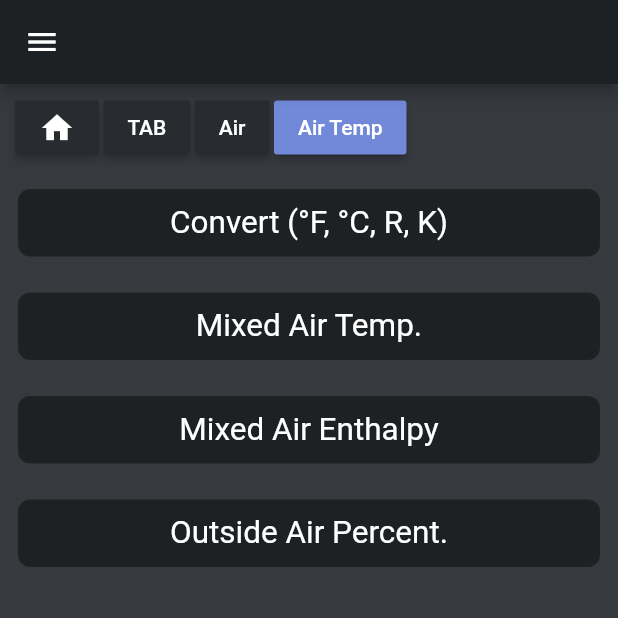
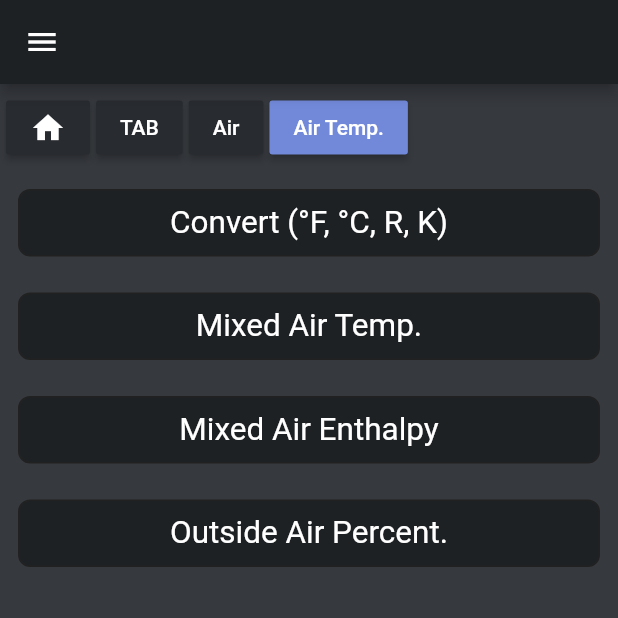
Before and after one commit to ElSguidge/Flutter-Calcs, a Flutter app: the AirTemp screen opened by its route, on a phone screen of 412 x 824 dp, the top half of it. Run offline on Flutter 3.47's test engine with Material 2 defaults, Android fonts, the phone set to English and light mode, and no system bars; our stand-ins replace cloud_firestore, firebase_auth, firebase_core, flutter_dotenv, shared_preferences, smooth_page_indicator; missing offline and left inert: flutter_math_fork; accounts and stored records are empty.

```diff
--- a/flutter_calcs/lib/constants/constants.dart
+++ b/flutter_calcs/lib/constants/constants.dart
@@ -10,7 +10,6 @@ const String hydronic = 'hydronic';
 const String airflowVel = 'airflowVel';
 const String airTemp = 'airTemp';
 const String heatTransfer = 'heatTransfer';
-const String fanEquations = 'fanEquations';
 const String sheaveEquations = 'sheaveEquations';
 const String totalPressure = 'totalPressure';
 const String ductArea = 'ductArea';
--- a/flutter_calcs/lib/pages/airflow_vel/ach_ph.dart
+++ b/flutter_calcs/lib/pages/airflow_vel/ach_ph.dart
@@ -2,7 +2,6 @@ import 'package:flutter/cupertino.dart';
 import 'package:flutter/material.dart';
 import 'package:flutter/services.dart';
 import 'package:flutter_calcs/constants/color_constants.dart';
-import 'package:flutter_calcs/constants/constants.dart';
 import 'package:flutter_calcs/database/db.dart';
 import 'package:flutter_calcs/widgets/add_button.dart';
 import 'package:flutter_calcs/widgets/custom_drawer.dart';
--- a/flutter_calcs/lib/pages/airflow_vel/duct_area.dart
+++ b/flutter_calcs/lib/pages/airflow_vel/duct_area.dart
@@ -4,7 +4,6 @@ import 'package:flutter_calcs/widgets/add_button.dart';
 import 'package:flutter_math_fork/flutter_math.dart';
 import 'dart:math' as math;
 import 'package:smooth_page_indicator/smooth_page_indicator.dart';
-import 'package:flutter_calcs/constants/constants.dart';
 import 'package:flutter_calcs/widgets/custom_drawer.dart';
 
 import '../../constants/color_constants.dart';
--- a/flutter_calcs/lib/pages/airflow_vel/total_pressure.dart
+++ b/flutter_calcs/lib/pages/airflow_vel/total_pressure.dart
@@ -1,7 +1,6 @@
 import 'package:flutter/material.dart';
 import 'package:flutter/services.dart';
 import 'package:flutter_calcs/constants/color_constants.dart';
-import 'package:flutter_calcs/constants/constants.dart';
 import 'package:flutter_calcs/database/db.dart';
 import 'package:flutter_calcs/widgets/add_button.dart';
 import 'package:flutter_calcs/widgets/custom_drawer.dart';
--- a/flutter_calcs/lib/pages/airflow_vel/vel_air.dart
+++ b/flutter_calcs/lib/pages/airflow_vel/vel_air.dart
@@ -4,7 +4,6 @@ import 'package:flutter/cupertino.dart';
 import 'package:flutter/material.dart';
 import 'package:flutter/services.dart';
 import 'package:flutter_calcs/constants/color_constants.dart';
-import 'package:flutter_calcs/constants/constants.dart';
 import 'package:flutter_calcs/database/db.dart';
 import 'package:flutter_calcs/widgets/add_button.dart';
 import 'package:flutter_calcs/widgets/custom_drawer.dart';
--- a/flutter_calcs/lib/pages/heat_transfer.dart
+++ b/flutter_calcs/lib/pages/heat_transfer.dart
@@ -1,4 +1,4 @@
-import 'package:flutter/material.dart';
+import 'package:flutter/cupertino.dart';
 
 class HeatTransfer extends StatelessWidget {
   const HeatTransfer({Key? key}) : super(key: key);
--- a/flutter_calcs/lib/pages/menus/air_home.dart
+++ b/flutter_calcs/lib/pages/menus/air_home.dart
@@ -24,7 +24,7 @@ class _AirState extends State<Air> {
     const Sections(calc: 'Airflow and Velocity', nav: airflowVel),
     const Sections(calc: 'Air Temp.', nav: airTemp),
     const Sections(calc: 'Heat Transfer', nav: heatTransfer),
-    const Sections(calc: 'Fan Equations', nav: fanEquations),
+    const Sections(calc: 'Fan Equations', nav: homeRoute),
     const Sections(calc: 'Sheave Equations', nav: sheaveEquations),
   ];
   @override
--- a/flutter_calcs/lib/pages/menus/air_temp.dart
+++ b/flutter_calcs/lib/pages/menus/air_temp.dart
@@ -4,6 +4,7 @@ import 'package:flutter_calcs/widgets/list_buttons.dart';
 
 import '../../constants/color_constants.dart';
 import '../../constants/constants.dart';
+import '../../widgets/pagination.dart';
 
 class Sections {
   final String calc;
@@ -41,52 +42,93 @@ class _AirTempState extends State<AirTemp> {
         physics: const ScrollPhysics(),
         children: <Widget>[
           Row(
-            children: <Widget>[
-              Padding(
-                padding: const EdgeInsets.fromLTRB(10.0, 5.0, 3.0, 5.0),
-                child: MaterialButton(
-                  minWidth: 5,
-                  color: ColorConstants.secondaryDarkAppColor,
-                  textColor: Colors.white,
-                  child: const Icon(Icons.home),
-                  onPressed: () =>
-                      {Navigator.pushNamed(context, commissioningHome)},
-                  splashColor: const Color(0xFFa78bfa),
-                ),
+            children: const <Widget>[
+              Pagination(
+                nav: 'commissioning_home',
+                buttonColor: ColorConstants.secondaryDarkAppColor,
+                padding:
+                    Padding(padding: EdgeInsets.fromLTRB(10.0, 5.0, 0.0, 5.0)),
+                splashColor: ColorConstants.splashButtons,
+                textColor: Colors.white,
+                isIcon: true,
+                icon: Icons.home,
               ),
-              Padding(
-                padding: const EdgeInsets.fromLTRB(0.0, 5.0, 0.0, 5.0),
-                child: MaterialButton(
-                  minWidth: 5,
-                  color: ColorConstants.secondaryDarkAppColor,
-                  textColor: Colors.white,
-                  child: const Text('TAB'),
-                  onPressed: () => {Navigator.pushNamed(context, calculators)},
-                  splashColor: const Color(0xFFa78bfa),
-                ),
+              Pagination(
+                title: 'TAB',
+                nav: 'calculators',
+                buttonColor: ColorConstants.secondaryDarkAppColor,
+                padding:
+                    Padding(padding: EdgeInsets.fromLTRB(50.0, 5.0, 0.0, 5.0)),
+                splashColor: ColorConstants.splashButtons,
+                textColor: Colors.white,
+                isIcon: false,
               ),
-              Padding(
-                padding: const EdgeInsets.fromLTRB(3.0, 5.0, 0.0, 5.0),
-                child: MaterialButton(
-                  minWidth: 5,
-                  color: ColorConstants.secondaryDarkAppColor,
-                  textColor: Colors.white,
-                  child: const Text('Air'),
-                  onPressed: () => {Navigator.pushNamed(context, air)},
-                  splashColor: const Color(0xFFa78bfa),
-                ),
+              Pagination(
+                title: 'Air',
+                nav: 'air',
+                buttonColor: ColorConstants.secondaryDarkAppColor,
+                padding:
+                    Padding(padding: EdgeInsets.fromLTRB(50.0, 5.0, 0.0, 5.0)),
+                splashColor: ColorConstants.splashButtons,
+                textColor: Colors.white,
+                isIcon: false,
               ),
-              Padding(
-                padding: const EdgeInsets.fromLTRB(3.0, 5.0, 0.0, 5.0),
-                child: MaterialButton(
-                  minWidth: 5,
-                  color: ColorConstants.messageColor,
-                  textColor: Colors.white,
-                  child: const Text('Air Temp'),
-                  onPressed: () => {Navigator.pushNamed(context, airTemp)},
-                  splashColor: const Color(0xFFa78bfa),
-                ),
+              Pagination(
+                title: 'Air Temp.',
+                nav: 'airTemp',
+                buttonColor: ColorConstants.messageColor,
+                padding:
+                    Padding(padding: EdgeInsets.fromLTRB(50.0, 5.0, 0.0, 5.0)),
+                splashColor: ColorConstants.splashButtons,
+                textColor: Colors.white,
+                isIcon: false,
               ),
+
+              // Padding(
+              //   padding: const EdgeInsets.fromLTRB(10.0, 5.0, 3.0, 5.0),
+              //   child: MaterialButton(
+              //     minWidth: 5,
+              //     color: ColorConstants.secondaryDarkAppColor,
+              //     textColor: Colors.white,
+              //     child: const Icon(Icons.home),
+              //     onPressed: () =>
+              //         {Navigator.pushNamed(context, commissioningHome)},
+              //     splashColor: const Color(0xFFa78bfa),
+              //   ),
+              // ),
+              // Padding(
+              //   padding: const EdgeInsets.fromLTRB(0.0, 5.0, 0.0, 5.0),
+              //   child: MaterialButton(
+              //     minWidth: 5,
+              //     color: ColorConstants.secondaryDarkAppColor,
+              //     textColor: Colors.white,
+              //     child: const Text('TAB'),
+              //     onPressed: () => {Navigator.pushNamed(context, calculators)},
+              //     splashColor: const Color(0xFFa78bfa),
+              //   ),
+              // ),
+              // Padding(
+              //   padding: const EdgeInsets.fromLTRB(3.0, 5.0, 0.0, 5.0),
+              //   child: MaterialButton(
+              //     minWidth: 5,
+              //     color: ColorConstants.secondaryDarkAppColor,
+              //     textColor: Colors.white,
+              //     child: const Text('Air'),
+              //     onPressed: () => {Navigator.pushNamed(context, air)},
+              //     splashColor: const Color(0xFFa78bfa),
+              //   ),
+              // ),
+              // Padding(
+              //   padding: const EdgeInsets.fromLTRB(3.0, 5.0, 0.0, 5.0),
+              //   child: MaterialButton(
+              //     minWidth: 5,
+              //     color: ColorConstants.messageColor,
+              //     textColor: Colors.white,
+              //     child: const Text('Air Temp'),
+              //     onPressed: () => {Navigator.pushNamed(context, airTemp)},
+              //     splashColor: const Color(0xFFa78bfa),
+              //   ),
+              // ),
             ],
           ),
           ListView.builder(
--- a/flutter_calcs/lib/pages/register_page.dart
+++ b/flutter_calcs/lib/pages/register_page.dart
@@ -162,12 +162,11 @@ class _RegisterPageState extends State<RegisterPage> {
 
             Navigator.pushNamed(context, openingView);
           } catch (e) {
-            print(e);
+            // print(e);
             _usernameController.text = "";
             _passwordController.text = "";
             _repasswordController.text = "";
             _emailController.text = "";
-            // TODO: alertdialog with error
           }
         },
       ),
--- a/flutter_calcs/lib/router.dart
+++ b/flutter_calcs/lib/router.dart
@@ -13,7 +13,6 @@ import 'package:flutter_calcs/pages/menus/commissioning_home.dart';
 import 'package:flutter_calcs/pages/conversions.dart';
 import 'package:flutter_calcs/pages/airflow_vel/duct_area.dart';
 import 'package:flutter_calcs/pages/electrical_home.dart';
-import 'package:flutter_calcs/pages/fan_eq.dart';
 import 'package:flutter_calcs/pages/favorites_page.dart';
 import 'package:flutter_calcs/pages/heat_transfer.dart';
 import 'package:flutter_calcs/pages/upcoming_projects.dart';
@@ -52,8 +51,6 @@ Route<dynamic> generateRoute(RouteSettings settings) {
       return MaterialPageRoute(builder: (_) => const AirTemp());
     case routes.heatTransfer:
       return MaterialPageRoute(builder: (_) => const HeatTransfer());
-    case routes.fanEquations:
-      return MaterialPageRoute(builder: (_) => const FanEquations());
     case routes.sheaveEquations:
       return MaterialPageRoute(builder: (_) => const SheaveEquations());
     case routes.totalPressure:
--- a/flutter_calcs/lib/services/http_service.dart
+++ b/flutter_calcs/lib/services/http_service.dart
@@ -15,7 +15,7 @@ Future<ProjectModel> fetchProjects() async {
   );
   // print(response.body);
   if (response.statusCode == 200) {
-    print("Fetching data from api: ");
+    // print("Fetching data from api: ");
     // final responseJson = json.decode(response.body);
     // print(responseJson.length);
     final Map<String, dynamic> projectMap = json.decode(response.body);
--- a/flutter_calcs/lib/widgets/custom_drawer.dart
+++ b/flutter_calcs/lib/widgets/custom_drawer.dart
@@ -17,7 +17,7 @@ class _CustomDrawerState extends State<CustomDrawer> {
   signOut() async {
     await _auth.signOut();
 
-    print("user logged out");
+    // print("user logged out");
   }
 
   @override
```
Also changed, not shown: flutter_calcs/lib/pages/air_temp/air_temp_convert.dart (+47 -55 lines), flutter_calcs/lib/pages/air_temp/mix_air_enth.dart (+48 -55 lines), flutter_calcs/lib/pages/air_temp/mixed_air.dart (+48 -55 lines), flutter_calcs/lib/pages/air_temp/oa_percent.dart (+48 -55 lines), flutter_calcs/lib/pages/fan_eq.dart (deleted, +0 -10 lines), flutter_calcs/lib/pages/log_in.dart (+5 -6 lines).
